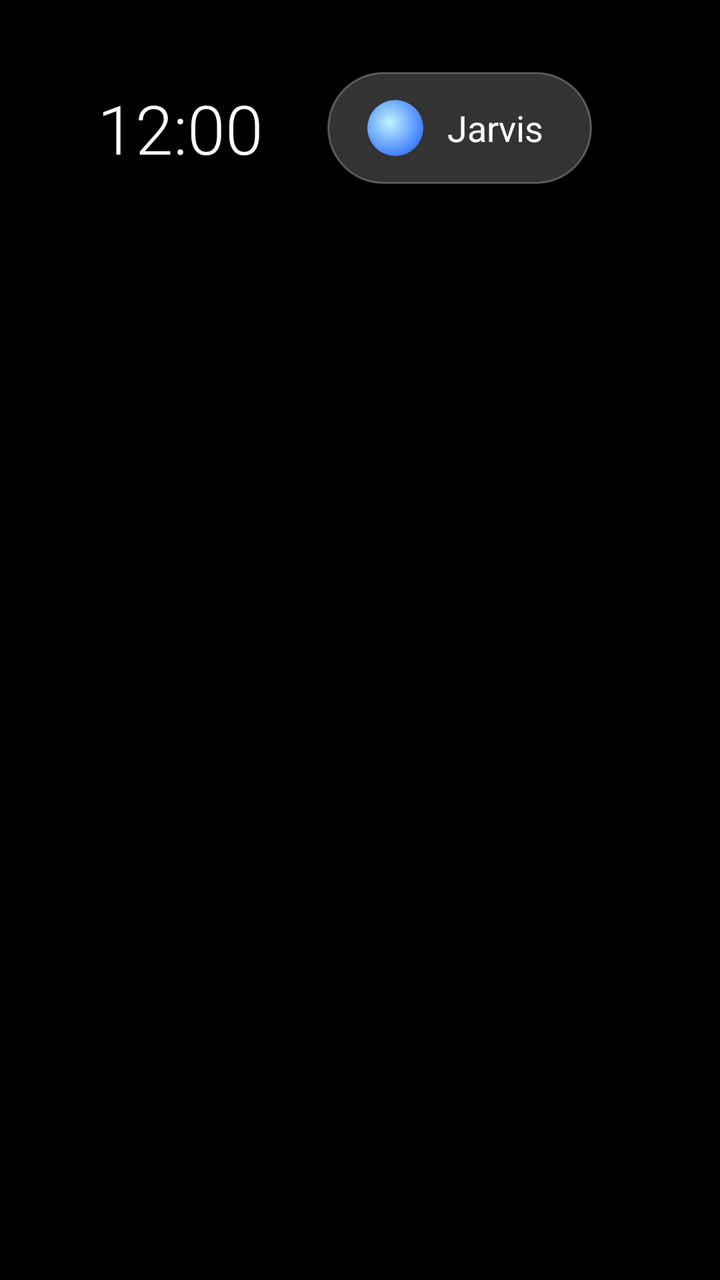
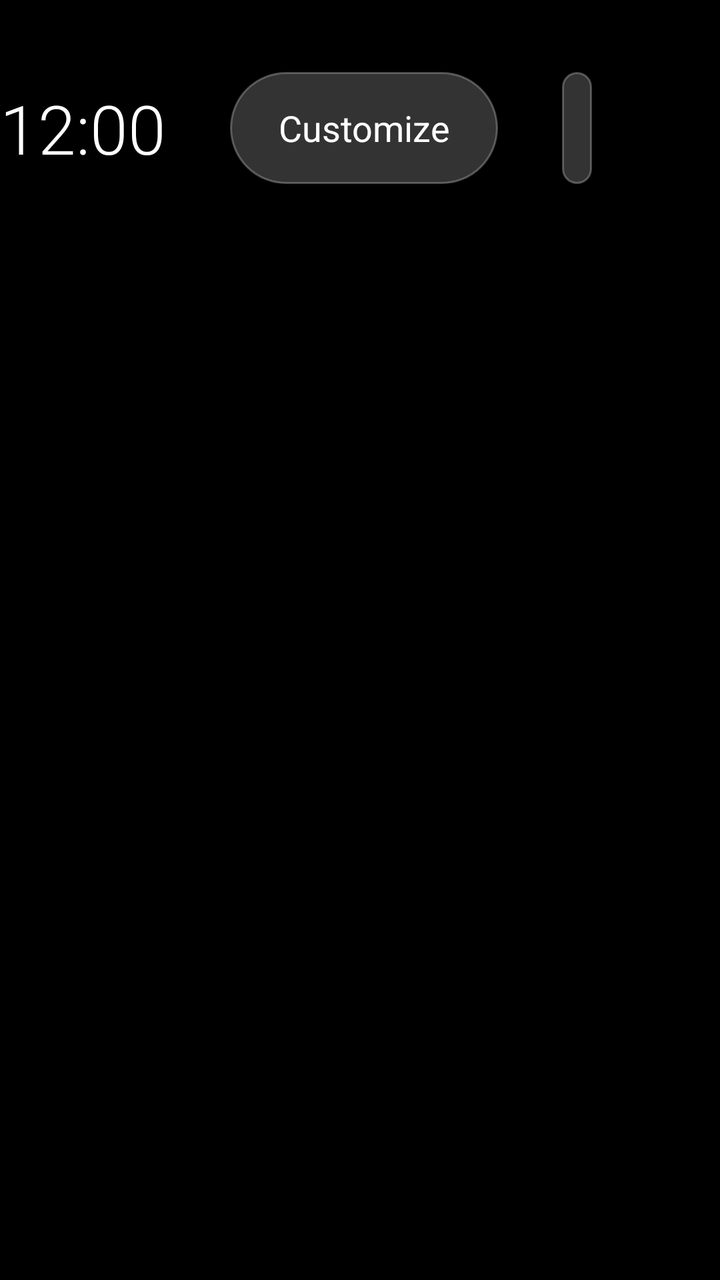

The first picture is an Android layout as it rendered before a commit; the second is the same layout after the commit. The layout source and the unified diff follow.
<!-- AndroidManifest.xml: application theme Theme.Jarvis -->
<!-- res/layout/activity_main.xml -->
<?xml version="1.0" encoding="utf-8"?>
<FrameLayout xmlns:android="http://schemas.android.com/apk/res/android"
    android:layout_width="match_parent"
    android:layout_height="match_parent"
    android:background="@color/jarvis_black"
    android:clipChildren="false"
    android:clipToPadding="false">

    
    <FrameLayout
        android:id="@+id/wallpaperContainer"
        android:layout_width="match_parent"
        android:layout_height="match_parent">

        <ImageView
            android:id="@+id/wallpaperBack"
            android:layout_width="match_parent"
            android:layout_height="match_parent"
            android:importantForAccessibility="no"
            android:scaleType="centerCrop" />

        <ImageView
            android:id="@+id/wallpaperFront"
            android:layout_width="match_parent"
            android:layout_height="match_parent"
            android:alpha="0"
            android:importantForAccessibility="no"
            android:scaleType="centerCrop" />
    </FrameLayout>

    <View
        android:layout_width="match_parent"
        android:layout_height="220dp"
        android:layout_gravity="top"
        android:background="@drawable/scrim_top" />

    <View
        android:layout_width="match_parent"
        android:layout_height="260dp"
        android:layout_gravity="bottom"
        android:background="@drawable/scrim_bottom" />

    
    <LinearLayout
        android:layout_width="wrap_content"
        android:layout_height="wrap_content"
        android:layout_gravity="top|start"
        android:layout_marginStart="64dp"
        android:layout_marginTop="40dp"
        android:orientation="vertical">

        <TextView
            android:id="@+id/greeting"
            android:layout_width="wrap_content"
            android:layout_height="wrap_content"
            android:fontFamily="sans-serif-light"
            android:shadowColor="#99000000"
            android:shadowRadius="12"
            android:textColor="@color/text_primary"
            android:textSize="34sp" />

        <TextView
            android:id="@+id/dateView"
            android:layout_width="wrap_content"
            android:layout_height="wrap_content"
            android:layout_marginTop="2dp"
            android:shadowColor="#99000000"
            android:shadowRadius="8"
            android:textColor="@color/text_secondary"
            android:textSize="16sp" />
    </LinearLayout>

    
    <LinearLayout
        android:layout_width="wrap_content"
        android:layout_height="wrap_content"
        android:layout_gravity="top|end"
        android:layout_marginTop="36dp"
        android:layout_marginEnd="64dp"
        android:clipChildren="false"
        android:gravity="center_vertical"
        android:orientation="horizontal">

        <TextClock
            android:id="@+id/clock"
            android:layout_width="wrap_content"
            android:layout_height="wrap_content"
            android:fontFamily="sans-serif-light"
            android:format12Hour="h:mm"
            android:format24Hour="HH:mm"
            android:shadowColor="#99000000"
            android:shadowRadius="12"
            android:textColor="@color/text_primary"
            android:textSize="34sp" />

        <LinearLayout
            android:id="@+id/jarvisButton"
            android:layout_width="wrap_content"
            android:layout_height="56dp"
            android:layout_marginStart="32dp"
            android:background="@drawable/pill_bg"
            android:clickable="true"
            android:defaultFocusHighlightEnabled="false"
            android:focusable="true"
            android:gravity="center_vertical"
            android:orientation="horizontal"
            android:paddingStart="20dp"
            android:paddingEnd="24dp">

            <View
                android:id="@+id/jarvisOrb"
                android:layout_width="28dp"
                android:layout_height="28dp"
                android:background="@drawable/orb" />

            <TextView
                android:id="@+id/jarvisLabel"
                android:layout_width="wrap_content"
                android:layout_height="wrap_content"
                android:layout_marginStart="12dp"
                android:text="@string/assistant_name"
                android:textColor="@color/text_primary"
                android:textSize="18sp" />
        </LinearLayout>
    </LinearLayout>

    
    <TextView
        android:id="@+id/jarvisCaption"
        android:layout_width="wrap_content"
        android:layout_height="wrap_content"
        android:layout_gravity="center"
        android:layout_marginStart="120dp"
        android:layout_marginTop="40dp"
        android:layout_marginEnd="120dp"
        android:alpha="0"
        android:fontFamily="sans-serif-light"
        android:gravity="center"
        android:shadowColor="#CC000000"
        android:shadowRadius="16"
        android:textColor="@color/text_primary"
        android:textSize="32sp" />

    
    <androidx.recyclerview.widget.RecyclerView
        android:id="@+id/appRow"
        android:layout_width="match_parent"
        android:layout_height="wrap_content"
        android:layout_gravity="bottom"
        android:layout_marginBottom="40dp"
        android:clipChildren="false"
        android:clipToPadding="false"
        android:paddingStart="54dp"
        android:paddingTop="24dp"
        android:paddingEnd="54dp"
        android:paddingBottom="56dp" />
</FrameLayout>
<!-- resources referenced by this layout -->
<resources>
  <color name="jarvis_black">#FF000000</color>
  <color name="text_primary">#FFFFFFFF</color>
  <color name="text_secondary">#B3FFFFFF</color>
  <!-- drawable orb (drawable) -->
  <?xml version="1.0" encoding="utf-8"?>
  <shape xmlns:android="http://schemas.android.com/apk/res/android"
      android:shape="oval">
      <gradient
          android:centerX="0.4"
          android:centerY="0.4"
          android:endColor="#FF2A6BFF"
          android:gradientRadius="20dp"
          android:startColor="#FFBFF3FF"
          android:type="radial" />
  </shape>
  <!-- drawable pill_bg (drawable) -->
  <?xml version="1.0" encoding="utf-8"?>
  <selector xmlns:android="http://schemas.android.com/apk/res/android">
      <item android:state_focused="true">
          <shape android:shape="rectangle">
              <solid android:color="#FFFFFFFF" />
              <corners android:radius="28dp" />
          </shape>
      </item>
      <item>
          <shape android:shape="rectangle">
              <solid android:color="#33FFFFFF" />
              <stroke
                  android:width="1dp"
                  android:color="#44FFFFFF" />
              <corners android:radius="28dp" />
          </shape>
      </item>
  </selector>
  <!-- drawable scrim_bottom (drawable) -->
  <?xml version="1.0" encoding="utf-8"?>
  <shape xmlns:android="http://schemas.android.com/apk/res/android"
      android:shape="rectangle">
      <gradient
          android:angle="90"
          android:centerColor="#55000000"
          android:endColor="#00000000"
          android:startColor="#CC000000" />
  </shape>
  <!-- drawable scrim_top (drawable) -->
  <?xml version="1.0" encoding="utf-8"?>
  <shape xmlns:android="http://schemas.android.com/apk/res/android"
      android:shape="rectangle">
      <gradient
          android:angle="270"
          android:endColor="#00000000"
          android:startColor="#88000000" />
  </shape>
  <string name="assistant_name">Jarvis</string>
  <style name="Theme.Jarvis" parent="Theme.AppCompat.NoActionBar">
          <item name="android:windowBackground">@color/jarvis_black</item>
          <item name="android:windowFullscreen">true</item>
          <item name="android:windowActionBar">false</item>
          <item name="android:windowNoTitle">true</item>
      </style>
</resources>

<!-- the commit's change to res/layout/activity_main.xml (unified diff, before → after) -->
@@ -93,6 +93,22 @@
             android:textColor="@color/text_primary"
             android:textSize="34sp" />
 
+        <TextView
+            android:id="@+id/customizeButton"
+            android:layout_width="wrap_content"
+            android:layout_height="56dp"
+            android:layout_marginStart="32dp"
+            android:background="@drawable/pill_bg"
+            android:clickable="true"
+            android:defaultFocusHighlightEnabled="false"
+            android:focusable="true"
+            android:gravity="center"
+            android:paddingStart="24dp"
+            android:paddingEnd="24dp"
+            android:text="Customize"
+            android:textColor="@color/text_primary"
+            android:textSize="18sp" />
+
         <LinearLayout
             android:id="@+id/jarvisButton"
             android:layout_width="wrap_content"
@@ -142,6 +158,20 @@
         android:textSize="32sp" />
 
     
+    <TextView
+        android:id="@+id/heroTitle"
+        android:layout_width="wrap_content"
+        android:layout_height="wrap_content"
+        android:layout_gravity="bottom|start"
+        android:layout_marginStart="64dp"
+        android:layout_marginBottom="250dp"
+        android:fontFamily="sans-serif-medium"
+        android:shadowColor="#CC000000"
+        android:shadowRadius="16"
+        android:textColor="@color/text_primary"
+        android:textSize="44sp" />
+
+    
     <androidx.recyclerview.widget.RecyclerView
         android:id="@+id/appRow"
         android:layout_width="match_parent"
